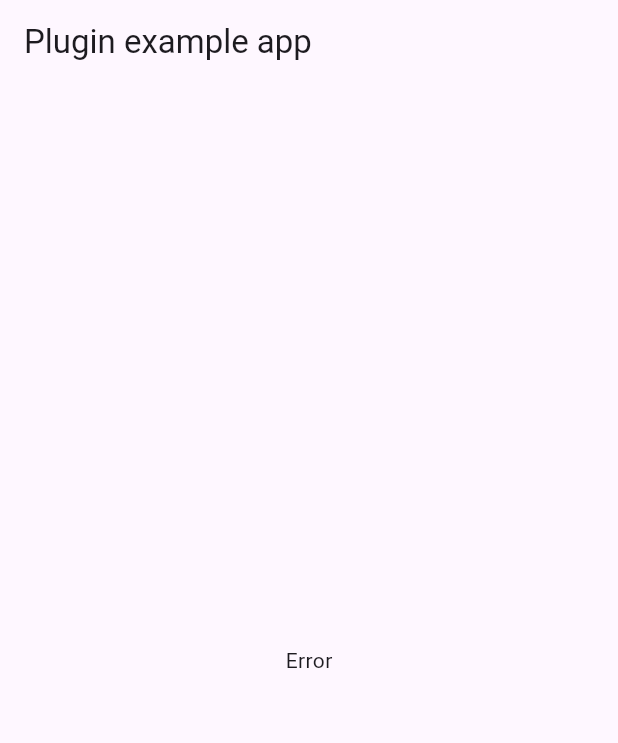
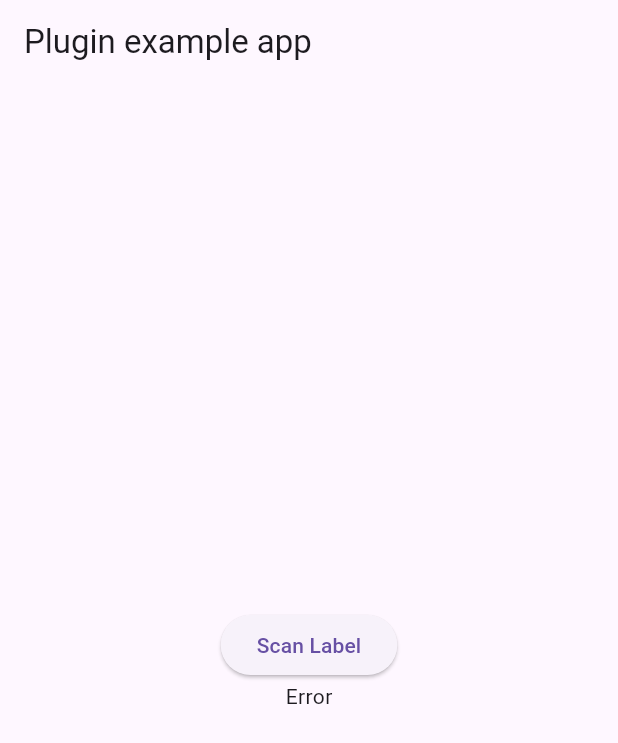
Before and after one commit to authenticvision/mobile-sdk-flutter, a Flutter app: the screen it shows after launch, on a phone screen of 412 x 824 dp. Shown: the top 743 px of the screen. Run offline on Flutter 3.47's test engine with Material 3 defaults, Android fonts, the phone set to English and light mode, and no system bars; our stand-ins replace plugin_platform_interface.

Commit message:
WIP: Simple async scan PoC

```diff
--- a/example/lib/main.dart
+++ b/example/lib/main.dart
@@ -17,6 +17,7 @@ class MyApp extends StatefulWidget {
 
 class _MyAppState extends State<MyApp> {
   String _sdkVersion = 'Unknown';
+  String _scanResult = '';
   final _authenticVisionSdkPlugin = AuthenticVisionSdk();
 
   @override
@@ -46,6 +47,19 @@ class _MyAppState extends State<MyApp> {
     });
   }
 
+  Future<void> scanLabel() async {
+    try {
+      String? result = await _authenticVisionSdkPlugin.scanOneLabel();
+      setState(() {
+        _scanResult = result ?? 'no result';
+      });
+    } catch (e) {
+      setState(() {
+        _scanResult = 'exception: $e';
+      });
+    }
+  }
+
   @override
   Widget build(BuildContext context) {
     return MaterialApp(
@@ -54,7 +68,21 @@ class _MyAppState extends State<MyApp> {
           title: const Text('Plugin example app'),
         ),
         body: Center(
-          child: Text(_sdkVersion),
+          child: Column(
+            mainAxisAlignment: MainAxisAlignment.center,
+            children: <Widget>[
+              ElevatedButton(
+                onPressed: scanLabel,
+                child: const Text('Scan Label'),
+              ),
+              if (_scanResult.isNotEmpty)
+                Padding(
+                  padding: const EdgeInsets.all(8.0),
+                  child: Text(_scanResult),
+                ),
+              Text(_sdkVersion),
+            ],
+          ),
         ),
       ),
     );
--- a/lib/authentic_vision_sdk.dart
+++ b/lib/authentic_vision_sdk.dart
@@ -4,4 +4,8 @@ class AuthenticVisionSdk {
   Future<String?> getSdkVersion() {
     return AuthenticVisionSdkPlatform.instance.getSdkVersion();
   }
+
+  Future<String?> scanOneLabel() {
+    return AuthenticVisionSdkPlatform.instance.scanOneLabel();
+  }
 }
--- a/lib/authentic_vision_sdk_method_channel.dart
+++ b/lib/authentic_vision_sdk_method_channel.dart
@@ -13,4 +13,9 @@ class MethodChannelAuthenticVisionSdk extends AuthenticVisionSdkPlatform {
   Future<String?> getSdkVersion() async {
     return await methodChannel.invokeMethod<String>('getSdkVersion');
   }
+
+  @override
+  Future<String?> scanOneLabel() async {
+    return await methodChannel.invokeMethod<String>('scanOneLabel');
+  }
 }
--- a/lib/authentic_vision_sdk_platform_interface.dart
+++ b/lib/authentic_vision_sdk_platform_interface.dart
@@ -27,4 +27,8 @@ abstract class AuthenticVisionSdkPlatform extends PlatformInterface {
   Future<String?> getSdkVersion() {
     throw UnimplementedError('getSdkVersion() has not been implemented.');
   }
+
+  Future<String?> scanOneLabel() {
+    throw UnimplementedError('scanOneLabel() has not been implemented.');
+  }
 }
```
Also changed, not shown: 2 other files.
